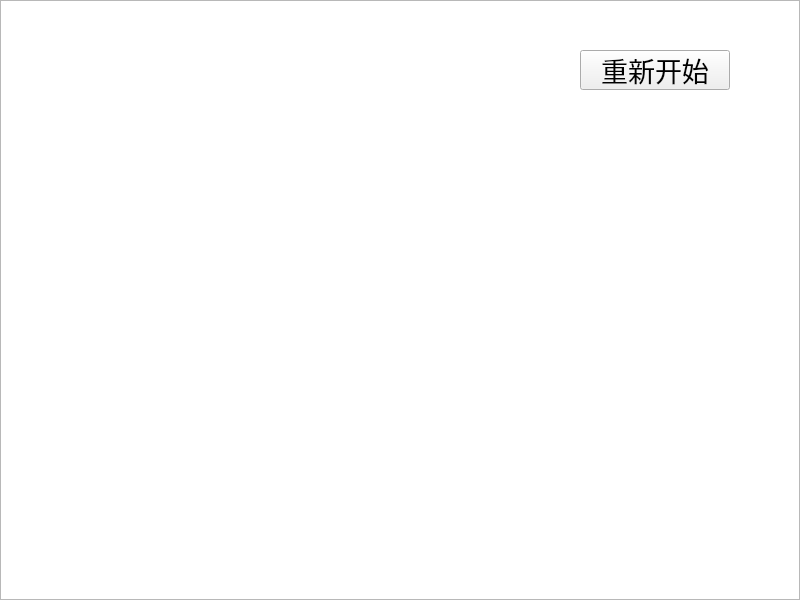
Old version of the form game_ui.ui in the repository hjwforever/LinkGame.
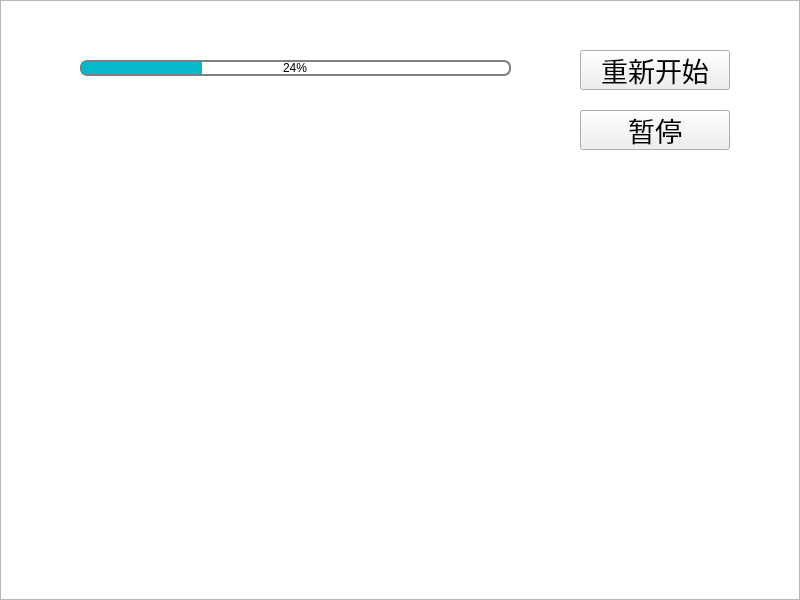
New version of the form. Icons and pictures are not drawn.

The edit to the form file:
```diff
--- a/game_ui.ui
+++ b/game_ui.ui
@@ -33,7 +33,7 @@
      <string/>
     </property>
     <property name="icon">
-     <iconset resource="Voice.qrc">
+     <iconset>
       <normaloff>:/image/button_icon/return2.png</normaloff>:/image/button_icon/return2.png</iconset>
     </property>
     <property name="iconSize">
@@ -129,10 +129,96 @@
      <set>Qt::AlignCenter</set>
     </property>
    </widget>
+   <widget class="QProgressBar" name="timeBar">
+    <property name="geometry">
+     <rect>
+      <x>80</x>
+      <y>60</y>
+      <width>431</width>
+      <height>16</height>
+     </rect>
+    </property>
+    <property name="styleSheet">
+     <string notr="true">QProgressBar {   border: 2px solid grey;   border-radius: 7px;   background-color: #FFFFFF;}QProgressBar::chunk {   background-color: #05B8CC;   width: 20px;}QProgressBar {   border: 2px solid grey;   border-radius: 7px;   text-align: center;}</string>
+    </property>
+    <property name="value">
+     <number>24</number>
+    </property>
+   </widget>
+   <widget class="QLabel" name="label_2">
+    <property name="geometry">
+     <rect>
+      <x>70</x>
+      <y>10</y>
+      <width>191</width>
+      <height>51</height>
+     </rect>
+    </property>
+    <property name="font">
+     <font>
+      <family>楷体</family>
+      <pointsize>20</pointsize>
+     </font>
+    </property>
+    <property name="styleSheet">
+     <string notr="true"/>
+    </property>
+    <property name="text">
+     <string>&lt;html&gt;&lt;head/&gt;&lt;body&gt;&lt;p&gt;&lt;span style=&quot; color:#ffffff;&quot;&gt;游戏时间：&lt;/span&gt;&lt;/p&gt;&lt;/body&gt;&lt;/html&gt;</string>
+    </property>
+    <property name="alignment">
+     <set>Qt::AlignCenter</set>
+    </property>
+   </widget>
+   <widget class="QLabel" name="gametime_label">
+    <property name="geometry">
+     <rect>
+      <x>320</x>
+      <y>10</y>
+      <width>60</width>
+      <height>50</height>
+     </rect>
+    </property>
+    <property name="font">
+     <font>
+      <family>楷体</family>
+      <pointsize>20</pointsize>
+     </font>
+    </property>
+    <property name="text">
+     <string>&lt;html&gt;&lt;head/&gt;&lt;body&gt;&lt;p&gt;&lt;span style=&quot; color:#ffffff;&quot;&gt;60&lt;/span&gt;&lt;/p&gt;&lt;/body&gt;&lt;/html&gt;</string>
+    </property>
+    <property name="alignment">
+     <set>Qt::AlignCenter</set>
+    </property>
+   </widget>
+   <widget class="QPushButton" name="pauseButton">
+    <property name="geometry">
+     <rect>
+      <x>580</x>
+      <y>110</y>
+      <width>150</width>
+      <height>40</height>
+     </rect>
+    </property>
+    <property name="font">
+     <font>
+      <family>楷体</family>
+      <pointsize>20</pointsize>
+     </font>
+    </property>
+    <property name="text">
+     <string>暂停</string>
+    </property>
+   </widget>
    <zorder>game_UI_graphicsView</zorder>
    <zorder>returnButton</zorder>
    <zorder>beginButton</zorder>
    <zorder>score_Label</zorder>
+   <zorder>timeBar</zorder>
+   <zorder>label_2</zorder>
+   <zorder>gametime_label</zorder>
+   <zorder>pauseButton</zorder>
   </widget>
  </widget>
  <resources>
```
Left out of the diff: 4 changed lines with no effect on the pictures.
